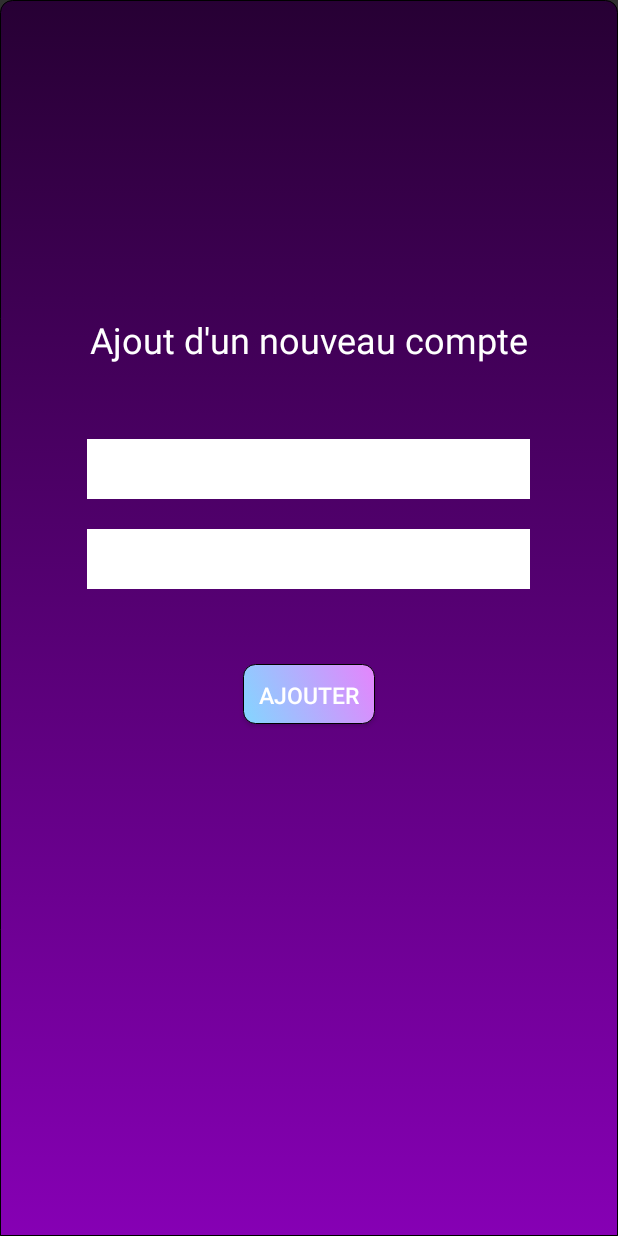
After one commit to AnthonyRJ/UMSA, an Android app: the CreateAccountActivity screen opened directly, with no data from a screen before it, on a phone screen of 412 x 824 dp. The commit adds this screen. Run offline under Robolectric (Android 15) with nearby library versions, the phone set to English and light mode, and no system bars; our stand-ins replace Firebase (no records; nobody signed in at launch, a user with empty details on screens opened directly).

Commit message:
Ajout creation d'un compte

```diff
--- a/app/src/main/AndroidManifest.xml
+++ b/app/src/main/AndroidManifest.xml
@@ -12,7 +12,8 @@
         android:roundIcon="@drawable/icone"
         android:supportsRtl="true"
         android:theme="@style/Theme.AppCompat.NoActionBar">
-        <activity android:name=".AccountListActivity"></activity>
+        <activity android:name=".CreateAccountActivity"></activity>
+        <activity android:name=".AccountListActivity" />
         <activity android:name=".LogInfoActivity" />
         <activity
             android:name=".BiometricVerifActivity"
--- /dev/null
+++ b/app/src/main/java/com/example/Login_and_Registration/CreateAccountActivity.java
@@ -0,0 +1,64 @@
+package com.example.Login_and_Registration;
+
+import androidx.appcompat.app.AppCompatActivity;
+
+import android.content.Intent;
+import android.os.Bundle;
+import android.view.View;
+import android.widget.Button;
+import android.widget.EditText;
+
+import com.google.firebase.auth.FirebaseAuth;
+import com.google.firebase.firestore.FirebaseFirestore;
+
+import java.util.HashMap;
+import java.util.Map;
+
+public class CreateAccountActivity extends AppCompatActivity {
+
+    Button addAccount;
+    EditText accountName;
+    EditText accountPassword;
+    FirebaseFirestore db;
+    FirebaseAuth auth;
+
+    @Override
+    protected void onCreate(Bundle savedInstanceState) {
+        super.onCreate(savedInstanceState);
+        setContentView(R.layout.activity_create_account);
+
+        addAccount = (Button) findViewById(R.id.button_createAccount2);
+        accountName = (EditText) findViewById(R.id.editText_accountName);
+        accountPassword = (EditText) findViewById(R.id.editText_passwordAccount);
+        db = FirebaseFirestore.getInstance();
+        auth = FirebaseAuth.getInstance();
+
+        addAccount.setOnClickListener(new View.OnClickListener(){
+
+            @Override
+            public void onClick(View v) {
+
+                Intent intent = getIntent();
+                String id = auth.getCurrentUser().getUid();
+                String name = accountName.getText().toString().trim();
+                String mdp = accountPassword.getText().toString().trim();
+                String IdApp = intent.getStringExtra("IdApplication");
+
+                Map<String, Object> data = new HashMap<>();
+                data.put("Applications", IdApp);
+                data.put("Pseudo", name);
+                data.put("mdp",mdp);
+                data.put("userID", id);
+
+                db.collection("Comptes").add(data);
+
+                Intent moveToAccountList = new Intent(CreateAccountActivity.this, AccountListActivity.class);
+                moveToAccountList.putExtra("IdApplication", IdApp);
+                startActivity(moveToAccountList);
+            }
+        });
+
+
+
+    }
+}
--- /dev/null
+++ b/app/src/main/res/layout/activity_create_account.xml
@@ -0,0 +1,54 @@
+<?xml version="1.0" encoding="utf-8"?>
+<LinearLayout xmlns:android="http://schemas.android.com/apk/res/android"
+    xmlns:app="http://schemas.android.com/apk/res-auto"
+    xmlns:tools="http://schemas.android.com/tools"
+    android:layout_width="match_parent"
+    android:layout_height="match_parent"
+    tools:context="com.example.Login_and_Registration.CreateAccountActivity"
+    android:orientation="vertical"
+    android:gravity="center_horizontal"
+    android:background="@drawable/background">
+
+    <TextView
+        android:id="@+id/textView_createAccount"
+        android:layout_width="wrap_content"
+        android:layout_height="wrap_content"
+        android:text="Ajout d'un nouveau compte"
+        android:textSize="24dp"
+        android:layout_marginTop="200dp"
+        tools:layout_editor_absoluteX="174dp"
+        tools:layout_editor_absoluteY="98dp"
+        android:textColor="#FFFFFF"/>
+
+    <EditText
+        android:id="@+id/editText_accountName"
+        android:layout_width="295dp"
+        android:layout_height="40dp"
+        android:layout_marginTop="50dp"
+        android:hint="@string/nameAccount"
+        android:background="#ffffff"
+        android:textAlignment="center"
+        android:textColor="@color/purpleColor">
+    </EditText>
+
+    <EditText
+        android:id="@+id/editText_passwordAccount"
+        android:layout_width="295dp"
+        android:layout_height="40dp"
+        android:layout_marginTop="20dp"
+        android:hint="@string/password"
+        android:background="#ffffff"
+        android:textAlignment="center"
+        android:textColor="@color/purpleColor">
+    </EditText>
+
+    <Button
+        android:id="@+id/button_createAccount2"
+        android:layout_width="wrap_content"
+        android:layout_height="40dp"
+        android:textSize="15sp"
+        android:layout_marginTop="50dp"
+        android:background="@drawable/button"
+        android:text="@string/addAppInData" />
+
+</LinearLayout>
--- a/app/src/main/res/values/strings.xml
+++ b/app/src/main/res/values/strings.xml
@@ -19,5 +19,6 @@
     <string name="addNewAppInDatabase">Ajouter une application</string>
     <string name="addAppInData">ajouter</string>
     <string name="reload">actualiser</string>
+    <string name="nameAccount">nom du compte</string>
 
 </resources>
```
